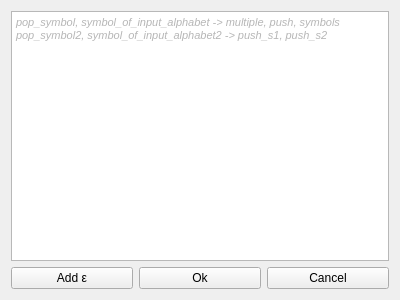
Qt form src/PDA/pdaruledialog.ui (navrkald/regularConvertor) before a commit.
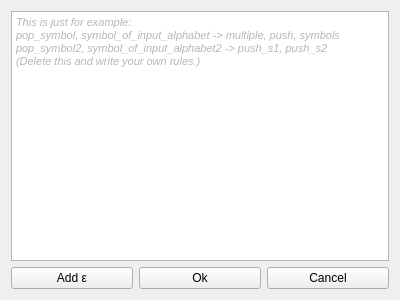
The same form after that commit.

Commit message: Change default pdaruledialog text.

Diff of the .ui file:
```diff
--- a/src/PDA/pdaruledialog.ui
+++ b/src/PDA/pdaruledialog.ui
@@ -20,9 +20,11 @@
       <string>&lt;!DOCTYPE HTML PUBLIC &quot;-//W3C//DTD HTML 4.0//EN&quot; &quot;http://www.w3.org/TR/REC-html40/strict.dtd&quot;&gt;
 &lt;html&gt;&lt;head&gt;&lt;meta name=&quot;qrichtext&quot; content=&quot;1&quot; /&gt;&lt;style type=&quot;text/css&quot;&gt;
 p, li { white-space: pre-wrap; }
-&lt;/style&gt;&lt;/head&gt;&lt;body style=&quot; font-family:'MS Shell Dlg 2'; font-size:8pt; font-weight:400; font-style:normal;&quot;&gt;
-&lt;p style=&quot; margin-top:0px; margin-bottom:0px; margin-left:0px; margin-right:0px; -qt-block-indent:0; text-indent:0px;&quot;&gt;&lt;span style=&quot; font-size:8.25pt; font-style:italic; color:#b6b6b6;&quot;&gt;pop_symbol, symbol_of_input_alphabet -&amp;gt; multiple, push, symbols&lt;/span&gt;&lt;/p&gt;
-&lt;p style=&quot; margin-top:0px; margin-bottom:0px; margin-left:0px; margin-right:0px; -qt-block-indent:0; text-indent:0px;&quot;&gt;&lt;span style=&quot; font-size:8.25pt; font-style:italic; color:#b6b6b6;&quot;&gt;pop_symbol2, symbol_of_input_alphabet2 -&amp;gt; push_s1, push_s2&lt;/span&gt;&lt;/p&gt;&lt;/body&gt;&lt;/html&gt;</string>
+&lt;/style&gt;&lt;/head&gt;&lt;body style=&quot; font-family:'MS Shell Dlg 2'; font-size:8.25pt; font-weight:400; font-style:normal;&quot;&gt;
+&lt;p style=&quot; margin-top:0px; margin-bottom:0px; margin-left:0px; margin-right:0px; -qt-block-indent:0; text-indent:0px;&quot;&gt;&lt;span style=&quot; font-style:italic; color:#b6b6b6;&quot;&gt;This is just for example: &lt;/span&gt;&lt;/p&gt;
+&lt;p style=&quot; margin-top:0px; margin-bottom:0px; margin-left:0px; margin-right:0px; -qt-block-indent:0; text-indent:0px;&quot;&gt;&lt;span style=&quot; font-style:italic; color:#b6b6b6;&quot;&gt;pop_symbol, symbol_of_input_alphabet -&amp;gt; multiple, push, symbols&lt;/span&gt;&lt;/p&gt;
+&lt;p style=&quot; margin-top:0px; margin-bottom:0px; margin-left:0px; margin-right:0px; -qt-block-indent:0; text-indent:0px;&quot;&gt;&lt;span style=&quot; font-style:italic; color:#b6b6b6;&quot;&gt;pop_symbol2, symbol_of_input_alphabet2 -&amp;gt; push_s1, push_s2&lt;/span&gt;&lt;/p&gt;
+&lt;p style=&quot; margin-top:0px; margin-bottom:0px; margin-left:0px; margin-right:0px; -qt-block-indent:0; text-indent:0px;&quot;&gt;&lt;span style=&quot; font-style:italic; color:#b6b6b6;&quot;&gt;(Delete this and write your own rules.) &lt;/span&gt;&lt;/p&gt;&lt;/body&gt;&lt;/html&gt;</string>
      </property>
     </widget>
    </item>
```
